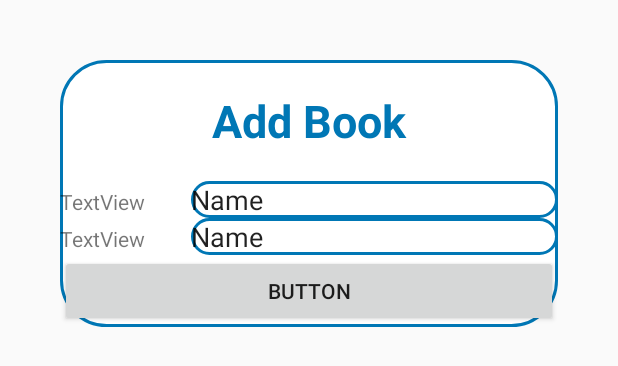
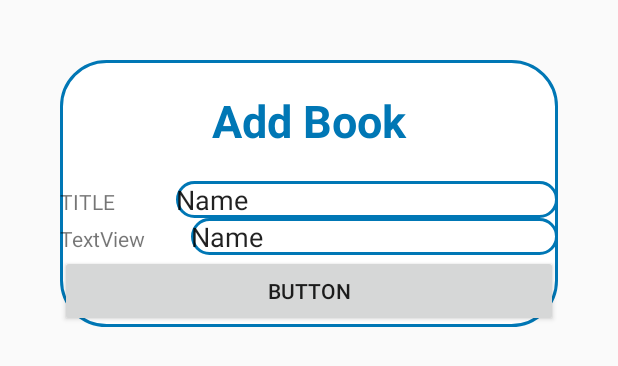
Before and after one commit to Salah-EddineChnitifa/BookLibrary, an Android app: the layout add_book.xml on its own in the app's theme, with its tools: preview values and no code run, on a phone screen of 412 x 824 dp. Shown: the top 366 px of the screen. Run offline under Robolectric (Android 15) with nearby library versions, the phone set to English and light mode, and no system bars.

Commit message:
Add dialog "add book"

```diff
--- a/app/src/main/res/layout/add_book.xml
+++ b/app/src/main/res/layout/add_book.xml
@@ -27,7 +27,8 @@
             android:layout_width="wrap_content"
             android:layout_height="wrap_content"
             android:layout_weight="1"
-            android:text="TextView" />
+            android:textSize="14sp"
+            android:text="TITLE" />
 
         <EditText
             android:id="@+id/editText"
```
